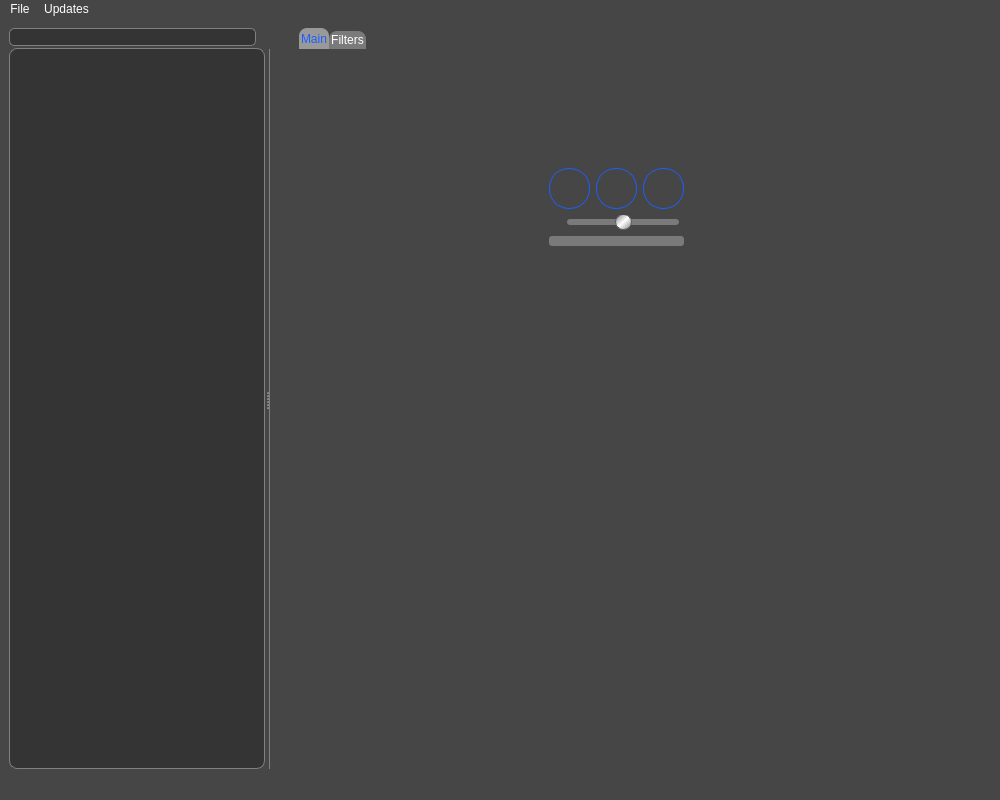
Old version of the form main_window.ui in the repository vbrizgamnk/Artemis.
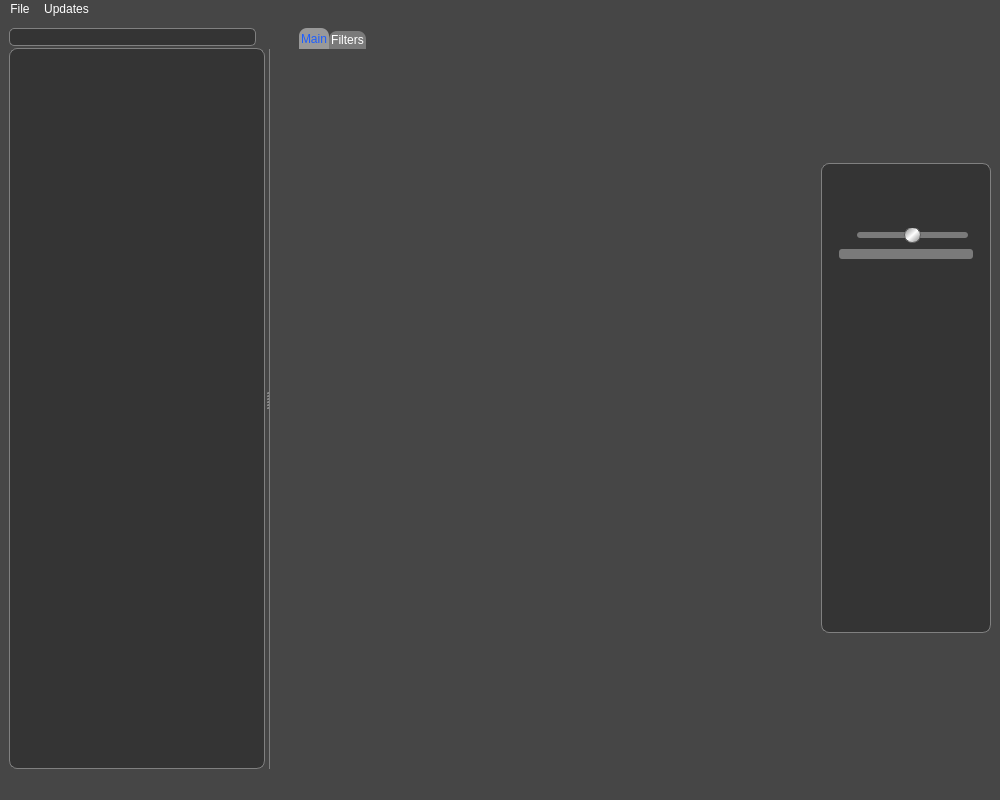
New version of the form. Icons and pictures are not drawn.

Commit message: Better looking player audio + global layout

Diff of the .ui file:
```diff
--- a/main_window.ui
+++ b/main_window.ui
@@ -39,12 +39,12 @@
 	background: qlineargradient(x1:0, y1:0, x2:0, y2:1, stop:0 #1d5eff, stop:0.5 #4177ff, stop:1 #1d5eff);
 	border-radius: 3px;
 }
-/*
+
 QAbstractScrollArea::corner {
     background: none;
     border: none;
 }
-*/
+
 QScrollBar:vertical, QScrollBar:horizontal{
 	background-color:#343434;
 	border-radius: 5px;
@@ -111,15 +111,9 @@
 }</string>
   </property>
   <widget class="QWidget" name="centralwidget">
-   <layout class="QGridLayout" name="gridLayout_2">
-    <item row="0" column="0">
+   <layout class="QHBoxLayout" name="horizontalLayout_2">
+    <item>
      <widget class="QSplitter" name="splitter">
-      <property name="sizePolicy">
-       <sizepolicy hsizetype="Expanding" vsizetype="Expanding">
-        <horstretch>0</horstretch>
-        <verstretch>0</verstretch>
-       </sizepolicy>
-      </property>
       <property name="orientation">
        <enum>Qt::Horizontal</enum>
       </property>
@@ -314,14 +308,55 @@
         <attribute name="title">
          <string>Main</string>
         </attribute>
-        <widget class="QWidget" name="layoutWidget">
-         <property name="geometry">
-          <rect>
-           <x>270</x>
-           <y>110</y>
-           <width>161</width>
-           <height>491</height>
-          </rect>
+       </widget>
+       <widget class="QWidget" name="tab_2">
+        <attribute name="title">
+         <string>Filters</string>
+        </attribute>
+       </widget>
+      </widget>
+     </widget>
+    </item>
+    <item>
+     <widget class="QWidget" name="widget_2" native="true">
+      <property name="sizePolicy">
+       <sizepolicy hsizetype="Fixed" vsizetype="Fixed">
+        <horstretch>0</horstretch>
+        <verstretch>0</verstretch>
+       </sizepolicy>
+      </property>
+      <property name="minimumSize">
+       <size>
+        <width>170</width>
+        <height>0</height>
+       </size>
+      </property>
+      <property name="maximumSize">
+       <size>
+        <width>153</width>
+        <height>16777215</height>
+       </size>
+      </property>
+      <property name="styleSheet">
+       <string notr="true">QWidget {
+background-color:rgb(52,52,52);
+border: 1px solid gray;
+border-radius: 8px;
+}
+QProgressBar {
+    border: 2px #7a7a7a;
+	border-radius: 3px;
+	background-color:  #7a7a7a;
+}
+
+QProgressBar::chunk {
+    /*background-color: #1d5eff;*/
+	background: qlineargradient(x1:0, y1:0, x2:0, y2:1, stop:0 #1d5eff, stop:0.5 #4177ff, stop:1 #1d5eff);
+	border-radius: 3px;
+}
+QLabel, QPushButton, QSlider {
+	border: 0px;
+}</string>
          </property>
          <layout class="QVBoxLayout" name="verticalLayout">
           <item>
@@ -333,12 +368,17 @@
              </sizepolicy>
             </property>
             <property name="styleSheet">
-             <string notr="true">QPushButton {
+          <string notr="true">
+QWidget {
+	border: 0px;
+}
+QPushButton {
 	/*background-color: #1d5eff;*/
-    border: 1px solid gray;
+    border: 0px solid gray;
 	border-color: #1d5eff;
     border-radius: 20px;
 }
+
 /*
 QPushButton:disabled {
 	background-color: #7a7a7a;
@@ -518,7 +558,7 @@
           <item>
            <widget class="QLabel" name="spectrogram">
             <property name="sizePolicy">
-             <sizepolicy hsizetype="Fixed" vsizetype="Expanding">
+          <sizepolicy hsizetype="Fixed" vsizetype="Fixed">
               <horstretch>0</horstretch>
               <verstretch>0</verstretch>
              </sizepolicy>
@@ -526,9 +566,12 @@
             <property name="minimumSize">
              <size>
               <width>153</width>
-              <height>100</height>
-             </size>
-            </property>
+           <height>350</height>
+          </size>
+         </property>
+         <property name="toolTip">
+          <string>Signal waterfall</string>
+         </property>
             <property name="text">
              <string/>
             </property>
@@ -538,14 +581,6 @@
            </widget>
           </item>
          </layout>
-        </widget>
-       </widget>
-       <widget class="QWidget" name="tab_2">
-        <attribute name="title">
-         <string>Filters</string>
-        </attribute>
-       </widget>
-      </widget>
      </widget>
     </item>
    </layout>
```
Left out of the diff: 3 changed lines with no effect on the pictures. Lines whose indentation alone changed are shown as unchanged. The commit also changes 3 other files.
